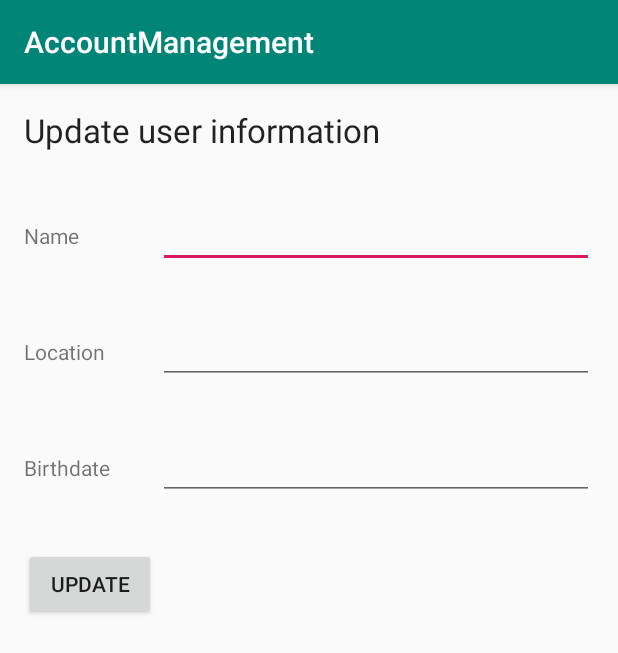
After one commit to pirosl/AccountManagement, an Android app: the UpdateUserDetailsActivity screen opened directly, with no data from a screen before it, on a phone screen of 412 x 824 dp. The commit adds this screen. Shown: the top 653 px of the screen. Run offline under Robolectric (Android 15) with nearby library versions, the phone set to English and light mode, and no system bars.

Commit message:
Feat: UpdateUserDetailsActivity implementation

```diff
--- a/app/src/main/AndroidManifest.xml
+++ b/app/src/main/AndroidManifest.xml
@@ -21,6 +21,7 @@
         </activity>
         <activity android:name=".ui.SignUpActivity" />
         <activity android:name=".ui.UserDetailsActivity" />
+        <activity android:name=".ui.UpdateUserDetailsActivity" />
 
         <service android:name=".service.UserAccountService" />
     </application>
--- a/app/src/main/java/com/lucianpiros/accountmanagement/model/UserAccountModel.java
+++ b/app/src/main/java/com/lucianpiros/accountmanagement/model/UserAccountModel.java
@@ -22,6 +22,7 @@ import androidx.lifecycle.ViewModelProviders;
 
 public class UserAccountModel extends AndroidViewModel {
     private final MutableLiveData<Boolean> logedIn = new MutableLiveData<Boolean>();
+    private final MutableLiveData<Boolean> updated = new MutableLiveData<Boolean>();
     private final MutableLiveData<Me> meInfo = new MutableLiveData<Me>();
 
     private static UserAccountModel userAccountModel = null;
@@ -56,8 +57,18 @@ public class UserAccountModel extends AndroidViewModel {
         new signupAsyncTask(getApplication().getApplicationContext()).execute(signup);
     }
 
+    public void update(String name, String location, String birthdate) {
+
+        Me me = new Me(name, location, birthdate);
+        new updateAsyncTask(getApplication().getApplicationContext()).execute(me);
+    }
+
     public LiveData<Boolean> loggedIn() {
         return logedIn;
+    }
+
+    public LiveData<Boolean> updateResult() {
+        return updated;
     }
 
     public LiveData<Me> userInfo() {
@@ -149,4 +160,30 @@ public class UserAccountModel extends AndroidViewModel {
             return null;
         }
     }
+
+    private class updateAsyncTask extends android.os.AsyncTask<Me, Void, Void> {
+        private Context context;
+        private boolean updatedWT;
+
+        updateAsyncTask(Context context) {
+            this.context = context;
+        }
+
+        @Override
+        protected void onPostExecute(Void result) {
+            updated.setValue(updatedWT);
+            new readInfoAsyncTask(context).execute();
+        }
+
+        @Override
+        protected Void doInBackground(final Me... params) {
+            try {
+                Me me = params[0];
+                updatedWT = userAccountService.updateUserInfo(me);
+            } catch(Exception e) {
+                updatedWT = false;
+            }
+            return null;
+        }
+    }
 }
--- /dev/null
+++ b/app/src/main/java/com/lucianpiros/accountmanagement/ui/UpdateUserDetailsActivity.java
@@ -0,0 +1,52 @@
+package com.lucianpiros.accountmanagement.ui;
+
+import android.os.Bundle;
+import android.view.View;
+import android.widget.Button;
+import android.widget.EditText;
+import android.widget.Toast;
+
+import com.lucianpiros.accountmanagement.R;
+import com.lucianpiros.accountmanagement.model.UserAccountModel;
+
+import androidx.appcompat.app.AppCompatActivity;
+import androidx.lifecycle.Observer;
+
+public class UpdateUserDetailsActivity extends AppCompatActivity {
+
+    private UserAccountModel userAccountModel;
+
+    @Override
+    protected void onCreate(Bundle savedInstanceState) {
+        super.onCreate(savedInstanceState);
+        setContentView(R.layout.activity_updateuserdetails);
+
+        final EditText name = findViewById(R.id.name);
+        final EditText location = findViewById(R.id.location);
+        final EditText birthdate = findViewById(R.id.birthdate);
+        Button update = findViewById(R.id.updatedetails);
+
+        userAccountModel = UserAccountModel.getUserAccountModel(this);
+
+        update.setOnClickListener(new View.OnClickListener() {
+            @Override
+            public void onClick(View view) {
+                userAccountModel.update(name.getText().toString(), location.getText().toString(), birthdate.getText().toString());
+            }
+        });
+
+        userAccountModel.updateResult().observe(this, new Observer<Boolean>() {
+            @Override
+            public void onChanged(Boolean aBoolean) {
+                if(aBoolean) {
+                    UpdateUserDetailsActivity.this.finish();
+                }
+                else {
+                    // TODO: add more detailed error and negative use cases handling
+                    Toast toast=Toast.makeText(getApplicationContext(),"Error updating details",Toast.LENGTH_LONG);
+                    toast.show();
+                }
+            }
+        });
+    }
+}
--- a/app/src/main/java/com/lucianpiros/accountmanagement/ui/UserDetailsActivity.java
+++ b/app/src/main/java/com/lucianpiros/accountmanagement/ui/UserDetailsActivity.java
@@ -1,6 +1,8 @@
 package com.lucianpiros.accountmanagement.ui;
 
+import android.content.Intent;
 import android.os.Bundle;
+import android.view.View;
 import android.widget.TextView;
 
 import com.lucianpiros.accountmanagement.R;
@@ -23,6 +25,7 @@ public class UserDetailsActivity extends AppCompatActivity {
         final TextView name = findViewById(R.id.name);
         final TextView location = findViewById(R.id.location);
         final TextView birthdate = findViewById(R.id.birthdate);
+        TextView updateDetails = findViewById(R.id.updatedetails);
 
         userAccountModel = UserAccountModel.getUserAccountModel(this);
 
@@ -38,5 +41,13 @@ public class UserDetailsActivity extends AppCompatActivity {
                 }
             }
         });
+
+        updateDetails.setOnClickListener(new View.OnClickListener() {
+            @Override
+            public void onClick(View view) {
+                Intent intent = new Intent(getApplicationContext(), UpdateUserDetailsActivity.class);
+                startActivity(intent);
+            }
+        });
     }
 }
--- /dev/null
+++ b/app/src/main/res/layout/activity_updateuserdetails.xml
@@ -0,0 +1,80 @@
+<?xml version="1.0" encoding="utf-8"?>
+<LinearLayout xmlns:android="http://schemas.android.com/apk/res/android"
+    android:orientation="vertical" android:layout_width="match_parent"
+    android:layout_height="match_parent">
+
+    <TextView
+        android:layout_width="wrap_content"
+        android:layout_height="wrap_content"
+        android:layout_gravity="left|center_horizontal"
+        android:layout_margin="@dimen/edit_margin"
+        android:gravity="left|center_horizontal"
+        android:text="@string/update_user_information"
+        android:textAppearance="@style/TextAppearance.AppCompat.Large" />
+
+    <GridLayout
+        android:layout_width="match_parent"
+        android:layout_height="wrap_content"
+        android:columnCount="2"
+        android:rowCount="3"
+        android:orientation="horizontal">
+
+        <TextView
+            android:text="@string/name"
+            android:layout_width="wrap_content"
+            android:layout_height="wrap_content"
+            android:layout_margin="@dimen/edit_margin"
+            android:layout_column="0"
+            android:layout_row="0"/>
+
+        <TextView
+            android:text="@string/location"
+            android:layout_width="wrap_content"
+            android:layout_height="wrap_content"
+            android:layout_margin="@dimen/edit_margin"
+            android:layout_column="0"
+            android:layout_row="1"/>
+
+        <TextView
+            android:text="@string/birthdate"
+            android:layout_width="wrap_content"
+            android:layout_height="wrap_content"
+            android:layout_margin="@dimen/edit_margin"
+            android:layout_column="0"
+            android:layout_row="2"/>
+
+        <EditText
+            android:id="@+id/name"
+            android:layout_width="0dp"
+            android:layout_height="wrap_content"
+            android:layout_gravity="fill_horizontal"
+            android:layout_margin="@dimen/edit_margin"
+            android:layout_column="1"
+            android:layout_row="0"/>
+
+        <EditText
+            android:id="@+id/location"
+            android:layout_width="0dp"
+            android:layout_height="wrap_content"
+            android:layout_gravity="fill_horizontal"
+            android:layout_margin="@dimen/edit_margin"
+            android:layout_column="1"
+            android:layout_row="1"/>
+
+        <EditText
+            android:id="@+id/birthdate"
+            android:layout_width="0dp"
+            android:layout_height="wrap_content"
+            android:layout_gravity="fill_horizontal"
+            android:layout_margin="@dimen/edit_margin"
+            android:layout_column="1"
+            android:layout_row="2"/>
+    </GridLayout>
+
+    <Button
+        android:id="@+id/updatedetails"
+        android:text="@string/update"
+        android:layout_width="wrap_content"
+        android:layout_height="wrap_content"
+        android:layout_margin="@dimen/edit_margin" />
+</LinearLayout>
--- a/app/src/main/res/values/strings.xml
+++ b/app/src/main/res/values/strings.xml
@@ -14,4 +14,6 @@
     <string name="user_information">User Information</string>
     <string name="location">Location</string>
     <string name="birthdate">Birthdate</string>
+    <string name="update_user_information">Update user information</string>
+    <string name="update">Update</string>
 </resources>
```
